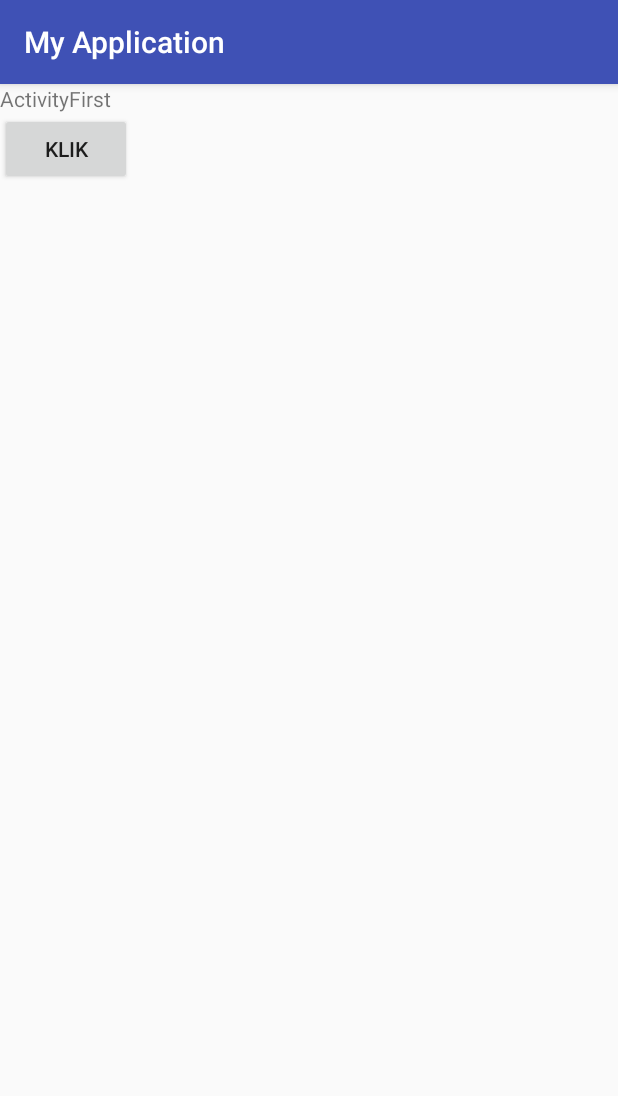
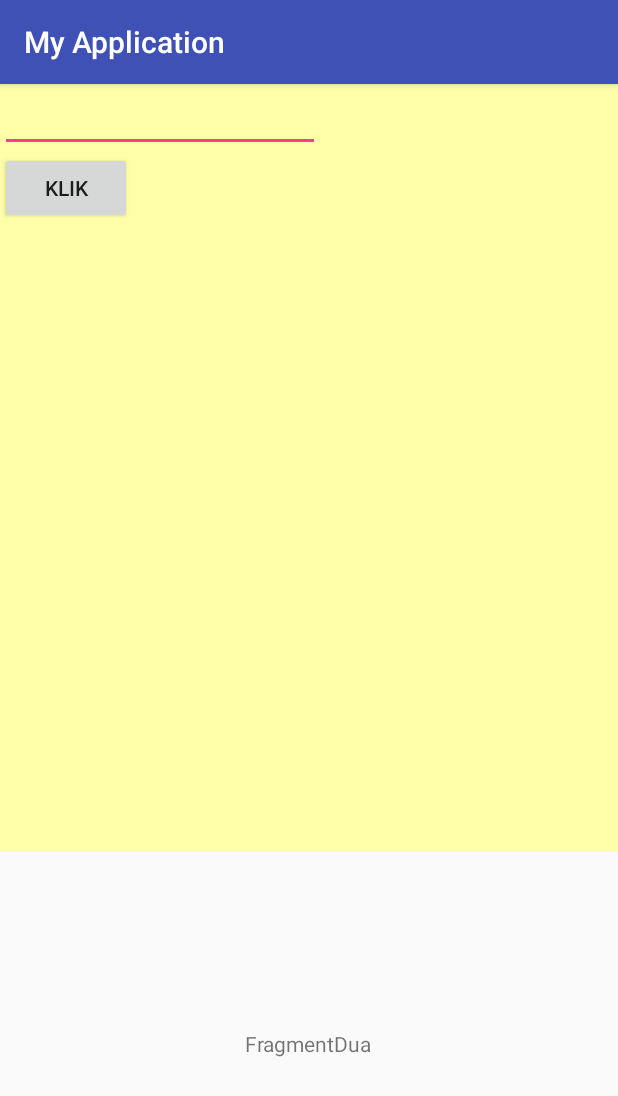
Before and after one commit to BayuPutrap/MyApplication2, an Android app: the screen it shows after launch (FirstActivity before the commit, FragmentActivity after it), on a phone screen of 412 x 824 dp. Shown: the top 1096 px of the screen. Run offline under Robolectric (Android 15) with nearby library versions, the phone set to English and light mode, and no system bars.

Commit message:
[LatihanCoding] Fragment

```diff
--- a/app/build.gradle
+++ b/app/build.gradle
@@ -26,5 +26,6 @@ dependencies {
     })
     compile 'com.android.support:appcompat-v7:25.2.0'
     compile 'com.android.support.constraint:constraint-layout:1.0.2'
+    compile 'com.squareup.picasso:picasso:2.5.2'
     testCompile 'junit:junit:4.12'
 }
--- /dev/null
+++ b/app/src/main/java/com/example/android/myapplication/FragmentActivity.java
@@ -0,0 +1,13 @@
+package com.example.android.myapplication;
+
+import android.support.v7.app.AppCompatActivity;
+import android.os.Bundle;
+
+public class FragmentActivity extends AppCompatActivity {
+
+    @Override
+    protected void onCreate(Bundle savedInstanceState) {
+        super.onCreate(savedInstanceState);
+        setContentView(R.layout.activity_fragment);
+    }
+}
--- /dev/null
+++ b/app/src/main/java/com/example/android/myapplication/FragmentOne.java
@@ -0,0 +1,36 @@
+package com.example.android.myapplication;
+
+import android.app.Fragment;
+import android.os.Bundle;
+import android.support.annotation.Nullable;
+import android.view.LayoutInflater;
+import android.view.View;
+import android.view.ViewGroup;
+import android.widget.Button;
+import android.widget.EditText;
+import android.widget.Toast;
+
+/**
+ * Created by Inklocal on 7/13/2017.
+ */
+public class FragmentOne extends Fragment{
+
+    EditText etFragmentSatu;
+    Button btnFragmentSatu;
+    @Nullable
+    @Override
+    public View onCreateView(LayoutInflater inflater, @Nullable ViewGroup container, Bundle savedInstanceState) {
+        View view = inflater.inflate(R.layout.fragment_one, container, false);
+        etFragmentSatu = (EditText) view.findViewById(R.id.etFragmentSatu);
+        btnFragmentSatu = (Button) view.findViewById(R.id.btnFragmentSatu);
+        btnFragmentSatu.setOnClickListener(new View.OnClickListener() {
+            @Override
+            public void onClick(View view) {
+                Toast.makeText(getActivity().getApplicationContext(),etFragmentSatu.getText().toString(),Toast.LENGTH_SHORT).show();
+            }
+        });
+        return view;
+    }
+
+
+}
--- /dev/null
+++ b/app/src/main/java/com/example/android/myapplication/FragmentTwo.java
@@ -0,0 +1,20 @@
+package com.example.android.myapplication;
+
+import android.app.Fragment;
+import android.os.Bundle;
+import android.support.annotation.Nullable;
+import android.view.LayoutInflater;
+import android.view.View;
+import android.view.ViewGroup;
+
+/**
+ * Created by Inklocal on 7/13/2017.
+ */
+
+public class FragmentTwo extends Fragment {
+    @Nullable
+    @Override
+    public View onCreateView(LayoutInflater inflater, @Nullable ViewGroup container, Bundle savedInstanceState) {
+        return inflater.inflate(R.layout.fragment_two, container, false);
+    }
+}
--- /dev/null
+++ b/app/src/main/res/layout/activity_fragment.xml
@@ -0,0 +1,23 @@
+<?xml version="1.0" encoding="utf-8"?>
+<LinearLayout xmlns:android="http://schemas.android.com/apk/res/android"
+    android:orientation="vertical"
+    android:layout_height="match_parent"
+    android:layout_width="match_parent"
+    xmlns:tools="http://schemas.android.com/tools">
+    <fragment
+        android:layout_width="match_parent"
+        android:layout_height="0dp"
+        android:layout_weight="2"
+        android:id="@+id/fragment_satu"
+        android:name="com.example.android.myapplication.FragmentOne"
+        tools:layout = "@layout/fragment_one"/>
+    <fragment
+        android:layout_width="match_parent"
+        android:layout_height="0dp"
+        android:layout_weight="1"
+        android:id="@+id/fragment_dua"
+        android:name="com.example.android.myapplication.FragmentTwo"
+        tools:layout = "@layout/fragment_two"/>
+
+
+</LinearLayout>
--- /dev/null
+++ b/app/src/main/res/layout/fragment_one.xml
@@ -0,0 +1,24 @@
+<?xml version="1.0" encoding="utf-8"?>
+<RelativeLayout
+
+    xmlns:android="http://schemas.android.com/apk/res/android"
+    android:id="@+id/fragment_one"
+    android:layout_width="match_parent"
+    android:layout_height="match_parent"
+    android:background="#FFFFAA">
+    <EditText
+        android:id="@+id/etFragmentSatu"
+        android:layout_width="wrap_content"
+        android:layout_height="wrap_content"
+        android:ems="10"
+        />
+    <Button
+        android:id="@+id/btnFragmentSatu"
+        android:layout_width="wrap_content"
+        android:layout_height="wrap_content"
+        android:text="@string/button_tittle"
+        android:layout_below="@id/etFragmentSatu"
+        />
+
+
+</RelativeLayout>
--- /dev/null
+++ b/app/src/main/res/layout/fragment_two.xml
@@ -0,0 +1,13 @@
+<?xml version="1.0" encoding="utf-8"?>
+<RelativeLayout
+    android:id="@+id/fragment_two"
+    android:layout_height="match_parent"
+    android:layout_width="match_parent"
+    xmlns:android="http://schemas.android.com/apk/res/android">
+    <TextView
+        android:layout_width="wrap_content"
+        android:layout_height="wrap_content"
+        android:text="FragmentDua"
+        android:layout_centerVertical="true"
+        android:layout_centerHorizontal="true" />
+</RelativeLayout>
```
Also changed, not shown: app/src/main/AndroidManifest.xml (+7 -3 lines), app/src/main/java/com/example/android/myapplication/LoadImageActivity.java (added, +25 -0 lines), app/src/main/res/layout/activity_home.xml (+17 -14 lines), app/src/main/res/layout/activity_load_image.xml (added, +14 -0 lines).
